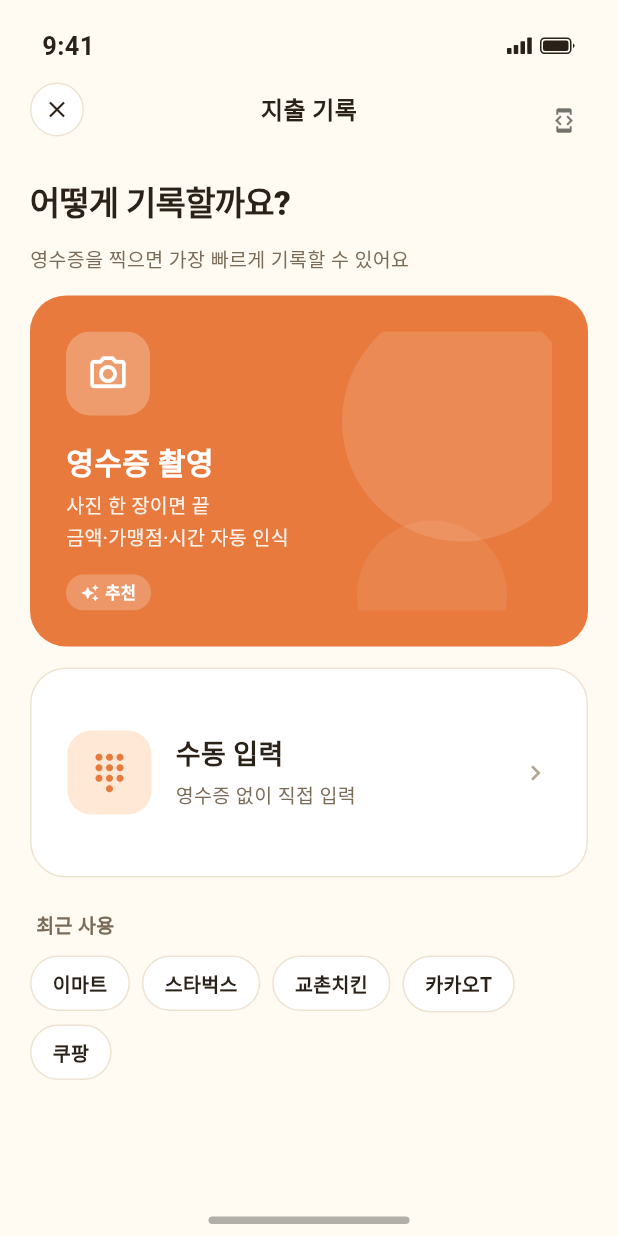
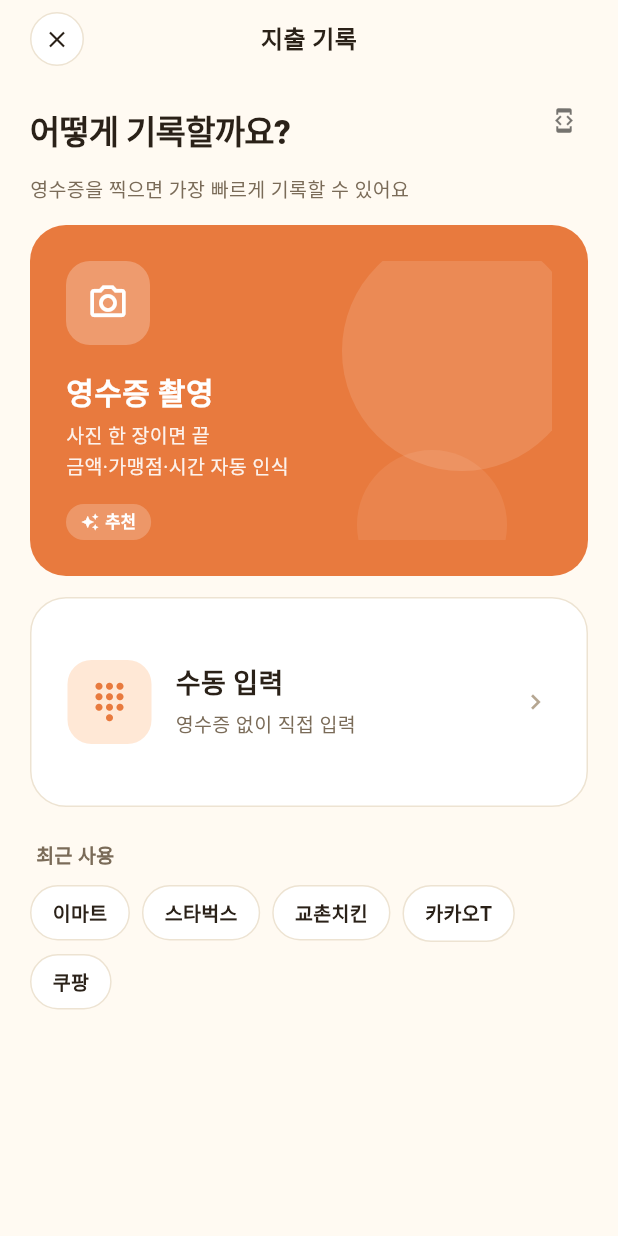
Before and after one commit to doombtter/ggb, a Flutter app: the screen it shows after launch, after a tap on "시작하기", after a tap on the "add" icon, on a phone screen of 412 x 824 dp. Run offline on Flutter 3.47's test engine with Material 3 defaults, Android fonts, the phone set to English and light mode, and no system bars; our stand-ins replace google_fonts; Roboto replaces fonts that are missing (NotoSansKR).

Commit message:
Replace iPhone chrome with floating pill tab bar
- Drop simulated iPhone status bar (time/signal/battery) and
  home indicator from AppScreen — real devices show OS chrome
- AppScreen now respects MediaQuery top inset
- Redesign AppTabBar as a floating translucent pill with
  BackdropFilter blur, rounded 32px corners, and an active-tab
  pill highlight. Works in both light and dark modes.
- AppTabBar lifts off the system navigation bar by using the
  bottom safe-area inset, fixing the overlap on Android
- FAB shifted up to clear the floating tab bar
- Bump bottom content padding from 100 to 130 on tab-bar screens
- Bump Kotlin to 2.1.0 (Flutter deprecation warning)
- Make Android system status/nav bars transparent + adapt icon
  brightness to theme

```diff
--- a/app/lib/main.dart
+++ b/app/lib/main.dart
@@ -85,9 +85,15 @@ class _AppShellState extends State<AppShell> {
 
   @override
   Widget build(BuildContext context) {
-    SystemChrome.setSystemUIOverlayStyle(
-      widget.dark ? SystemUiOverlayStyle.light : SystemUiOverlayStyle.dark,
-    );
+    final t = AppTheme.of(context);
+    SystemChrome.setSystemUIOverlayStyle(SystemUiOverlayStyle(
+      statusBarColor: Colors.transparent,
+      statusBarIconBrightness: widget.dark ? Brightness.light : Brightness.dark,
+      statusBarBrightness: widget.dark ? Brightness.dark : Brightness.light,
+      systemNavigationBarColor: t.bg,
+      systemNavigationBarIconBrightness: widget.dark ? Brightness.light : Brightness.dark,
+      systemNavigationBarDividerColor: Colors.transparent,
+    ));
 
     final body = switch (_route) {
       AppRoute.onboarding => OnboardingScreen(onStart: () => _go(AppRoute.home)),
--- a/app/lib/screens/fixed.dart
+++ b/app/lib/screens/fixed.dart
@@ -146,7 +146,7 @@ class FixedScreen extends StatelessWidget {
 
           // 리스트
           Padding(
-            padding: const EdgeInsets.fromLTRB(20, 14, 20, 100),
+            padding: const EdgeInsets.fromLTRB(20, 14, 20, 130),
             child: Column(crossAxisAlignment: CrossAxisAlignment.stretch, children: [
               AppCard(
                 padding: EdgeInsets.zero,
--- a/app/lib/screens/home.dart
+++ b/app/lib/screens/home.dart
@@ -73,7 +73,7 @@ class HomeScreen extends StatelessWidget {
           ),
         ]),
         Padding(
-          padding: const EdgeInsets.fromLTRB(20, 0, 20, 100),
+          padding: const EdgeInsets.fromLTRB(20, 0, 20, 130),
           child: Column(crossAxisAlignment: CrossAxisAlignment.stretch, children: [
             // 총액 카드 (그라디언트)
             AppCard(
--- a/app/lib/screens/list.dart
+++ b/app/lib/screens/list.dart
@@ -96,7 +96,7 @@ class TxListScreen extends StatelessWidget {
           const SizedBox(height: 12),
 
           Padding(
-            padding: const EdgeInsets.fromLTRB(20, 0, 20, 100),
+            padding: const EdgeInsets.fromLTRB(20, 0, 20, 130),
             child: Column(
               crossAxisAlignment: CrossAxisAlignment.stretch,
               children: dates.map((d) {
--- a/app/lib/screens/settings.dart
+++ b/app/lib/screens/settings.dart
@@ -56,7 +56,7 @@ class SettingsScreen extends StatelessWidget {
           ),
 
           Padding(
-            padding: const EdgeInsets.fromLTRB(20, 0, 20, 100),
+            padding: const EdgeInsets.fromLTRB(20, 0, 20, 130),
             child: Column(crossAxisAlignment: CrossAxisAlignment.stretch, children: [
               // 프로필
               AppCard(
--- a/app/lib/widgets/common.dart
+++ b/app/lib/widgets/common.dart
@@ -1,4 +1,5 @@
 import 'dart:math' as math;
+import 'dart:ui' show ImageFilter;
 import 'package:flutter/material.dart';
 import '../theme/tokens.dart';
 import '../models/models.dart';
@@ -100,9 +101,10 @@ class FabButton extends StatelessWidget {
   @override
   Widget build(BuildContext context) {
     final t = AppTheme.of(context);
+    final inset = MediaQuery.of(context).padding.bottom;
     return Positioned(
       right: 20,
-      bottom: 100,
+      bottom: inset + 90, // 플로팅 탭바(64+14) 위에 살짝 띄움
       child: GestureDetector(
         onTap: onTap,
         child: Container(
@@ -275,87 +277,7 @@ class HBars extends StatelessWidget {
 }
 
 // ─────────────────────────────────────────
-// 상단 상태바 / 홈 인디케이터
-// ─────────────────────────────────────────
-class StatusBar extends StatelessWidget {
-  const StatusBar({super.key});
-  @override
-  Widget build(BuildContext context) {
-    final t = AppTheme.of(context);
-    final c = t.text;
-    return Container(
-      height: 47,
-      padding: const EdgeInsets.fromLTRB(28, 14, 28, 0),
-      child: Row(
-        mainAxisAlignment: MainAxisAlignment.spaceBetween,
-        crossAxisAlignment: CrossAxisAlignment.center,
-        children: [
-          Text('9:41', style: ts(17, w: FontWeight.w600, c: c)),
-          Row(children: [
-            CustomPaint(size: const Size(17, 11), painter: _SignalPainter(c)),
-            const SizedBox(width: 5),
-            CustomPaint(size: const Size(24, 11), painter: _BatteryPainter(c)),
-          ]),
-        ],
-      ),
-    );
-  }
-}
-
-class _SignalPainter extends CustomPainter {
-  final Color color;
-  _SignalPainter(this.color);
-  @override
-  void paint(Canvas canvas, Size size) {
-    final p = Paint()..color = color;
-    final bars = [const Rect.fromLTWH(0, 7, 3, 4), const Rect.fromLTWH(4.5, 5, 3, 6), const Rect.fromLTWH(9, 2.5, 3, 8.5), const Rect.fromLTWH(13.5, 0, 3, 11)];
-    for (final r in bars) {
-      canvas.drawRRect(RRect.fromRectAndRadius(r, const Radius.circular(0.5)), p);
-    }
-  }
-  @override
-  bool shouldRepaint(_) => false;
-}
-
-class _BatteryPainter extends CustomPainter {
-  final Color color;
-  _BatteryPainter(this.color);
-  @override
-  void paint(Canvas canvas, Size size) {
-    final stroke = Paint()..style = PaintingStyle.stroke..strokeWidth = 1..color = color;
-    final fill = Paint()..color = color;
-    canvas.drawRRect(RRect.fromRectAndRadius(const Rect.fromLTWH(0.5, 0.5, 20, 10), const Radius.circular(2.5)), stroke);
-    canvas.drawRRect(RRect.fromRectAndRadius(const Rect.fromLTWH(2, 2, 17, 7), const Radius.circular(1.5)), fill);
-    final tip = Path()..moveTo(22, 4)..lineTo(22, 7)..cubicTo(22.7, 6.7, 23, 6.1, 23, 5.5)..cubicTo(23, 4.9, 22.7, 4.3, 22, 4)..close();
-    canvas.drawPath(tip, fill);
-  }
-  @override
-  bool shouldRepaint(_) => false;
-}
-
-class HomeIndicator extends StatelessWidget {
-  const HomeIndicator({super.key});
-  @override
-  Widget build(BuildContext context) {
-    final t = AppTheme.of(context);
-    return Positioned(
-      bottom: 8,
-      left: 0, right: 0,
-      child: Center(
-        child: Container(
-          width: 134, height: 5,
-          decoration: BoxDecoration(
-            color: t.dark ? Colors.white.withOpacity(0.55) : Colors.black.withOpacity(0.3),
-            borderRadius: BorderRadius.circular(3),
-          ),
-        ),
-      ),
-    );
-  }
-}
-
-// ─────────────────────────────────────────
-// 하단 탭바
+// 플로팅 알약 탭바 (반투명 + 블러)
 // ─────────────────────────────────────────
 class AppTabBar extends StatelessWidget {
   final String active;
@@ -379,38 +301,66 @@ class AppTabBar extends StatelessWidget {
     return Icons.circle;
   }
 
+  /// 탭바가 차지하는 총 높이 (콘텐츠 padding bottom 계산용)
+  static double totalHeight(BuildContext context) {
+    final inset = MediaQuery.of(context).padding.bottom;
+    return 64 /* 바 높이 */ + 14 /* 화면 하단 마진 */ + inset;
+  }
+
   @override
   Widget build(BuildContext context) {
     final t = AppTheme.of(context);
+    final inset = MediaQuery.of(context).padding.bottom;
+    final fillColor = (t.dark ? const Color(0xFF252019) : Colors.white).withOpacity(0.78);
+
     return Positioned(
-      left: 0, right: 0, bottom: 0,
+      left: 18, right: 18, bottom: inset + 14,
+      child: ClipRRect(
+        borderRadius: BorderRadius.circular(32),
+        child: BackdropFilter(
+          filter: ImageFilter.blur(sigmaX: 18, sigmaY: 18),
           child: Container(
-        padding: const EdgeInsets.only(top: 8, bottom: 24),
+            height: 64,
+            padding: const EdgeInsets.symmetric(horizontal: 6),
             decoration: BoxDecoration(
-          color: t.surface,
-          border: Border(top: BorderSide(color: t.line, width: 0.5)),
+              color: fillColor,
+              borderRadius: BorderRadius.circular(32),
+              border: Border.all(color: t.dark ? Colors.white.withOpacity(0.06) : Colors.black.withOpacity(0.04)),
+              boxShadow: [
+                BoxShadow(color: Colors.black.withOpacity(t.dark ? 0.4 : 0.10), blurRadius: 24, offset: const Offset(0, 8)),
+              ],
             ),
             child: Row(
               mainAxisAlignment: MainAxisAlignment.spaceAround,
               children: _tabs.map((tab) {
                 final on = tab['id'] == active;
                 final c = on ? t.primary : t.textTer;
-            return GestureDetector(
+                return Expanded(
+                  child: GestureDetector(
                     onTap: () => onTap?.call(tab['id']!),
                     behavior: HitTestBehavior.opaque,
-              child: Padding(
-                padding: const EdgeInsets.only(top: 4),
+                    child: AnimatedContainer(
+                      duration: const Duration(milliseconds: 180),
+                      margin: const EdgeInsets.symmetric(vertical: 6, horizontal: 4),
+                      decoration: BoxDecoration(
+                        color: on ? t.primarySoft : Colors.transparent,
+                        borderRadius: BorderRadius.circular(24),
+                      ),
                       child: Column(
+                        mainAxisAlignment: MainAxisAlignment.center,
                         mainAxisSize: MainAxisSize.min,
                         children: [
-                    Icon(_iconFor(tab['id']!), size: 24, color: c),
-                    const SizedBox(height: 3),
-                    Text(tab['label']!, style: ts(10.5, w: on ? FontWeight.w700 : FontWeight.w500, c: c)),
+                          Icon(_iconFor(tab['id']!), size: 22, color: c),
+                          const SizedBox(height: 2),
+                          Text(tab['label']!, style: ts(10, w: on ? FontWeight.w700 : FontWeight.w500, c: c)),
                         ],
+                      ),
                     ),
                   ),
                 );
               }).toList(),
+            ),
+          ),
         ),
       ),
     );
@@ -418,27 +368,23 @@ class AppTabBar extends StatelessWidget {
 }
 
 // ─────────────────────────────────────────
-// 화면 셸
+// 화면 셸 — 시스템 status bar/네비 inset 자동 처리
 // ─────────────────────────────────────────
 class AppScreen extends StatelessWidget {
   final Widget child;
   final bool scrollable;
-  final double padTop;
-  const AppScreen({super.key, required this.child, this.scrollable = true, this.padTop = 47});
+  const AppScreen({super.key, required this.child, this.scrollable = true});
   @override
   Widget build(BuildContext context) {
     final t = AppTheme.of(context);
+    final topInset = MediaQuery.of(context).padding.top;
     final body = scrollable ? SingleChildScrollView(child: child) : child;
     return Container(
       color: t.bg,
-      child: Stack(children: [
-        Positioned.fill(
-          top: padTop,
-          child: ClipRect(child: body),
+      child: Padding(
+        padding: EdgeInsets.only(top: topInset),
+        child: body,
       ),
-        const Positioned(top: 0, left: 0, right: 0, child: StatusBar()),
-        const HomeIndicator(),
-      ]),
     );
   }
 }
```
Also changed, not shown: 1 other file. Lines whose indentation alone changed are shown as unchanged.
